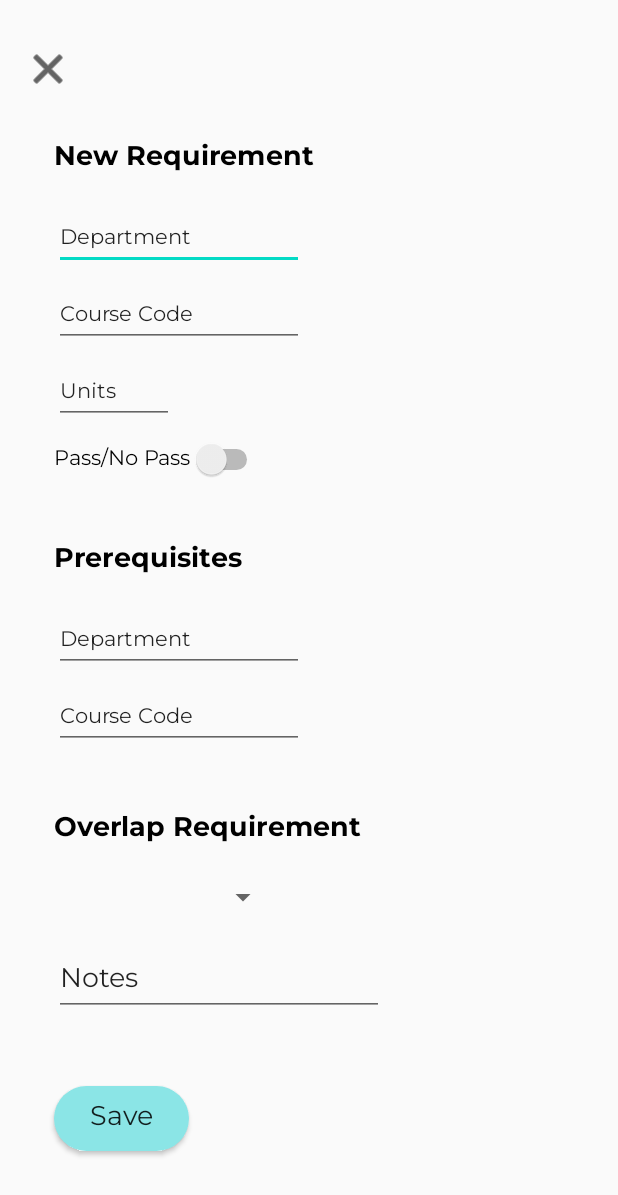
After one commit to SKBost/Degree-Planner, an Android app: the AddRequirement screen opened directly, with no data from a screen before it, on a phone screen of 412 x 824 dp. The commit adds this screen. Shown: the top 1195 px of the screen. Run offline under Robolectric (Android 15) with nearby library versions, the phone set to English and light mode, and no system bars.

Commit message:
Created add requirement page

```diff
--- a/app/src/main/AndroidManifest.xml
+++ b/app/src/main/AndroidManifest.xml
@@ -9,6 +9,7 @@
         android:roundIcon="@mipmap/ic_launcher_round"
         android:supportsRtl="true"
         android:theme="@style/AppTheme">
+        <activity android:name=".activities.AddRequirement" />
         <activity
             android:name=".activities.WelcomeScreen"
             android:label="@string/welcome_screen">
@@ -18,16 +19,13 @@
                 <category android:name="android.intent.category.LAUNCHER" />
             </intent-filter>
         </activity>
-
         <activity
             android:name=".activities.MainActivity"
-            android:label="@string/app_name">
-        </activity>
+            android:label="@string/app_name" />
 
         <meta-data
             android:name="preloaded_fonts"
             android:resource="@array/preloaded_fonts" />
-
     </application>
 
 </manifest>
--- /dev/null
+++ b/app/src/main/java/com/example/degreeplanner/activities/AddRequirement.java
@@ -0,0 +1,16 @@
+package com.example.degreeplanner.activities;
+
+import androidx.appcompat.app.AppCompatActivity;
+
+import android.os.Bundle;
+
+import com.example.degreeplanner.R;
+
+public class AddRequirement extends AppCompatActivity {
+
+    @Override
+    protected void onCreate(Bundle savedInstanceState) {
+        super.onCreate(savedInstanceState);
+        setContentView(R.layout.activity_add_requirement);
+    }
+}
--- a/app/src/main/java/com/example/degreeplanner/activities/MainActivity.java
+++ b/app/src/main/java/com/example/degreeplanner/activities/MainActivity.java
@@ -1,9 +1,13 @@
 package com.example.degreeplanner.activities;
 
+import android.content.Intent;
 import android.os.Bundle;
+import android.view.View;
+import android.widget.Button;
 
 import com.example.degreeplanner.R;
 import com.google.android.material.bottomnavigation.BottomNavigationView;
+import com.google.android.material.floatingactionbutton.FloatingActionButton;
 
 import androidx.appcompat.app.AppCompatActivity;
 import androidx.navigation.NavController;
--- a/app/src/main/java/com/example/degreeplanner/activities/WelcomeScreen.java
+++ b/app/src/main/java/com/example/degreeplanner/activities/WelcomeScreen.java
@@ -17,8 +17,8 @@ public class WelcomeScreen extends AppCompatActivity {
         super.onCreate(savedInstanceState);
         setContentView(R.layout.activity_welcome_screen);
 
-        //Move to home screen once button is pressed
-        Button button = (Button) findViewById(R.id.button);
+        // Move to home screen once button is pressed
+        Button button = findViewById(R.id.button);
         button.setOnClickListener(new View.OnClickListener() {
             @Override
             public void onClick(View v){
@@ -27,6 +27,9 @@ public class WelcomeScreen extends AppCompatActivity {
         });
     }
 
+    /*
+     * Function to open home screen
+     */
     public void openHomeScreen() {
         Intent intent = new Intent(this, MainActivity.class);
         startActivity(intent);
--- a/app/src/main/java/com/example/degreeplanner/ui/requirements/RequirementsFragment.java
+++ b/app/src/main/java/com/example/degreeplanner/ui/requirements/RequirementsFragment.java
@@ -1,9 +1,11 @@
 package com.example.degreeplanner.ui.requirements;
 
+import android.content.Intent;
 import android.os.Bundle;
 import android.view.LayoutInflater;
 import android.view.View;
 import android.view.ViewGroup;
+import android.widget.Button;
 import android.widget.TextView;
 
 import androidx.annotation.NonNull;
@@ -13,6 +15,9 @@ import androidx.lifecycle.Observer;
 import androidx.lifecycle.ViewModelProviders;
 
 import com.example.degreeplanner.R;
+import com.example.degreeplanner.activities.AddRequirement;
+import com.example.degreeplanner.activities.MainActivity;
+import com.google.android.material.floatingactionbutton.FloatingActionButton;
 
 public class RequirementsFragment extends Fragment {
 
@@ -30,6 +35,24 @@ public class RequirementsFragment extends Fragment {
                 textView.setText(s);
             }
         });
+
+        // Move to add requirements screen once button is pressed
+        FloatingActionButton addReqBtn = root.findViewById(R.id.add_requirement_button);
+        addReqBtn.setOnClickListener(new View.OnClickListener() {
+            @Override
+            public void onClick(View v){
+                openAddReq();
+            }
+        });
+
         return root;
     }
+
+    /*
+     * Function to open the add requirements page on click
+     */
+    public void openAddReq() {
+        Intent intent = new Intent(getActivity(), AddRequirement.class);
+        startActivity(intent);
+    }
 }
--- /dev/null
+++ b/app/src/main/res/layout/activity_add_requirement.xml
@@ -0,0 +1,190 @@
+<?xml version="1.0" encoding="utf-8"?>
+<ScrollView xmlns:android="http://schemas.android.com/apk/res/android"
+    xmlns:app="http://schemas.android.com/apk/res-auto"
+    xmlns:tools="http://schemas.android.com/tools"
+    android:layout_width="match_parent"
+    android:layout_height="match_parent"
+    android:fillViewport="true">
+
+<LinearLayout
+    android:layout_width="match_parent"
+    android:layout_height="wrap_content"
+    android:paddingLeft="16dp"
+    android:paddingRight="16dp"
+    android:orientation="vertical" >
+
+    <androidx.constraintlayout.widget.ConstraintLayout
+        android:layout_width="match_parent"
+        android:layout_height="match_parent"
+        tools:context=".activities.AddRequirement">
+
+        <ImageButton
+            android:id="@+id/close_page_button"
+            android:layout_width="wrap_content"
+            android:layout_height="wrap_content"
+            android:layout_marginTop="30dp"
+            android:background="#00FFFFFF"
+            android:contentDescription="@string/button_desc"
+            android:tint="#000000"
+            app:layout_constraintStart_toStartOf="parent"
+            app:layout_constraintTop_toTopOf="parent"
+            app:srcCompat="@android:drawable/ic_menu_close_clear_cancel" />
+
+        <TextView
+            android:id="@+id/text_new_requirement"
+            android:layout_width="wrap_content"
+            android:layout_height="wrap_content"
+            android:layout_marginStart="20dp"
+            android:layout_marginTop="30dp"
+            android:fontFamily="@font/montserrat_bold"
+            android:text="@string/new_requirement"
+            android:textColor="#000000"
+            android:textSize="18sp"
+            app:layout_constraintStart_toStartOf="@+id/close_page_button"
+            app:layout_constraintTop_toBottomOf="@+id/close_page_button" />
+
+        <TextView
+            android:id="@+id/text_prerequisites"
+            android:layout_width="wrap_content"
+            android:layout_height="wrap_content"
+            android:layout_marginTop="40dp"
+            android:fontFamily="@font/montserrat_bold"
+            android:text="@string/prequisites"
+            android:textColor="#000000"
+            android:textSize="18sp"
+            app:layout_constraintStart_toStartOf="@+id/switch_p_np"
+            app:layout_constraintTop_toBottomOf="@+id/switch_p_np" />
+
+        <TextView
+            android:id="@+id/text_overlap_requirement"
+            android:layout_width="wrap_content"
+            android:layout_height="wrap_content"
+            android:layout_marginTop="40dp"
+            android:fontFamily="@font/montserrat_bold"
+            android:text="@string/overlap_requirement"
+            android:textColor="#000000"
+            android:textSize="18sp"
+            app:layout_constraintStart_toStartOf="@+id/text__prereq_course_code"
+            app:layout_constraintTop_toBottomOf="@+id/text__prereq_course_code" />
+
+        <EditText
+            android:id="@+id/text_department"
+            android:layout_width="wrap_content"
+            android:layout_height="wrap_content"
+            android:layout_marginTop="20dp"
+            android:ems="10"
+            android:fontFamily="@font/montserrat"
+            android:hint="@string/enter_department"
+            android:inputType="textPersonName"
+            android:text="@string/department"
+            android:textSize="14sp"
+            app:layout_constraintStart_toStartOf="@+id/text_new_requirement"
+            app:layout_constraintTop_toBottomOf="@+id/text_new_requirement" />
+
+        <EditText
+            android:id="@+id/text_course_code"
+            android:layout_width="wrap_content"
+            android:layout_height="wrap_content"
+            android:layout_marginTop="10dp"
+            android:ems="10"
+            android:fontFamily="@font/montserrat"
+            android:hint="@string/enter_course_code"
+            android:inputType="textPersonName"
+            android:text="@string/course_code"
+            android:textSize="14sp"
+            app:layout_constraintStart_toStartOf="@+id/text_department"
+            app:layout_constraintTop_toBottomOf="@+id/text_department" />
+
+        <EditText
+            android:id="@+id/number_units"
+            android:layout_width="80dp"
+            android:layout_height="wrap_content"
+            android:layout_marginTop="10dp"
+            android:ems="10"
+            android:fontFamily="@font/montserrat"
+            android:hint="@string/units"
+            android:inputType="number"
+            android:text="@string/units"
+            android:textSize="14sp"
+            app:layout_constraintStart_toStartOf="@+id/text_course_code"
+            app:layout_constraintTop_toBottomOf="@+id/text_course_code" />
+
+        <Switch
+            android:id="@+id/switch_p_np"
+            android:layout_width="wrap_content"
+            android:layout_height="wrap_content"
+            android:layout_marginTop="10dp"
+            android:fontFamily="@font/montserrat"
+            android:text="@string/p_np"
+            android:textSize="14sp"
+            app:layout_constraintStart_toStartOf="@+id/number_units"
+            app:layout_constraintTop_toBottomOf="@+id/number_units" />
+
+        <EditText
+            android:id="@+id/text_preq_department"
+            android:layout_width="wrap_content"
+            android:layout_height="wrap_content"
+            android:layout_marginTop="20dp"
+            android:ems="10"
+            android:fontFamily="@font/montserrat"
+            android:hint="@string/enter_department"
+            android:inputType="textPersonName"
+            android:text="@string/department"
+            android:textSize="14sp"
+            app:layout_constraintStart_toStartOf="@+id/text_prerequisites"
+            app:layout_constraintTop_toBottomOf="@+id/text_prerequisites" />
+
+        <EditText
+            android:id="@+id/text__prereq_course_code"
+            android:layout_width="wrap_content"
+            android:layout_height="wrap_content"
+            android:layout_marginTop="10dp"
+            android:ems="10"
+            android:fontFamily="@font/montserrat"
+            android:hint="@string/enter_course_code"
+            android:inputType="textPersonName"
+            android:text="@string/course_code"
+            android:textSize="14sp"
+            app:layout_constraintStart_toStartOf="@+id/text_preq_department"
+            app:layout_constraintTop_toBottomOf="@+id/text_preq_department" />
+
+        <Spinner
+            android:id="@+id/spinner"
+            android:layout_width="150dp"
+            android:layout_height="wrap_content"
+            android:layout_marginTop="20dp"
+            app:layout_constraintStart_toStartOf="@+id/text_overlap_requirement"
+            app:layout_constraintTop_toBottomOf="@+id/text_overlap_requirement" />
+
+        <EditText
+            android:id="@+id/text_notes"
+            android:layout_width="wrap_content"
+            android:layout_height="wrap_content"
+            android:layout_marginTop="20dp"
+            android:ems="10"
+            android:fontFamily="@font/montserrat"
+            android:hint="@string/notes"
+            android:inputType="textPersonName"
+            android:text="@string/notes"
+            android:textSize="18sp"
+            app:layout_constraintStart_toStartOf="@+id/spinner"
+            app:layout_constraintTop_toBottomOf="@+id/spinner" />
+
+        <Button
+            android:id="@+id/save_button"
+            android:layout_width="90dp"
+            android:layout_height="43dp"
+            android:layout_marginTop="20dp"
+            android:layout_marginBottom="30dp"
+            android:background="@drawable/rounded_button"
+            android:fontFamily="@font/montserrat"
+            android:text="@string/save"
+            android:textAllCaps="false"
+            android:textSize="18sp"
+            app:layout_constraintBottom_toBottomOf="parent"
+            app:layout_constraintStart_toStartOf="@+id/text_notes"
+            app:layout_constraintTop_toBottomOf="@+id/text_notes" />
+
+    </androidx.constraintlayout.widget.ConstraintLayout>
+</LinearLayout>
+</ScrollView>
--- a/app/src/main/res/layout/fragment_requirements.xml
+++ b/app/src/main/res/layout/fragment_requirements.xml
@@ -19,4 +19,18 @@
         app:layout_constraintEnd_toEndOf="parent"
         app:layout_constraintStart_toStartOf="parent"
         app:layout_constraintTop_toTopOf="parent" />
+
+    <com.google.android.material.floatingactionbutton.FloatingActionButton
+        android:id="@+id/add_requirement_button"
+        android:layout_width="wrap_content"
+        android:layout_height="wrap_content"
+        android:layout_marginBottom="75dp"
+        android:clickable="true"
+        android:focusable="false"
+        android:src="@android:drawable/ic_input_add"
+        android:tint="@android:color/black"
+        app:backgroundTint="@color/light_blue"
+        app:layout_constraintBottom_toBottomOf="parent"
+        app:layout_constraintEnd_toEndOf="parent"
+        app:layout_constraintStart_toStartOf="parent" />
 </androidx.constraintlayout.widget.ConstraintLayout>
--- a/app/src/main/res/values/strings.xml
+++ b/app/src/main/res/values/strings.xml
@@ -14,4 +14,16 @@
     <string name="get_started">Get Started!</string>
     <string name="welcome_screen">Welcome Screen</string>
     <string name="title_profile">Profile</string>
+    <string name="new_requirement">New Requirement</string>
+    <string name="prequisites">Prerequisites</string>
+    <string name="overlap_requirement">Overlap Requirement</string>
+    <string name="notes">Notes</string>
+    <string name="department">Department</string>
+    <string name="course_code">Course Code</string>
+    <string name="units">Units</string>
+    <string name="p_np">Pass/No Pass</string>
+    <string name="save">Save</string>
+    <string name="button_desc">Close Page</string>
+    <string name="enter_department">Enter department</string>
+    <string name="enter_course_code">Enter course code</string>
 </resources>
```
